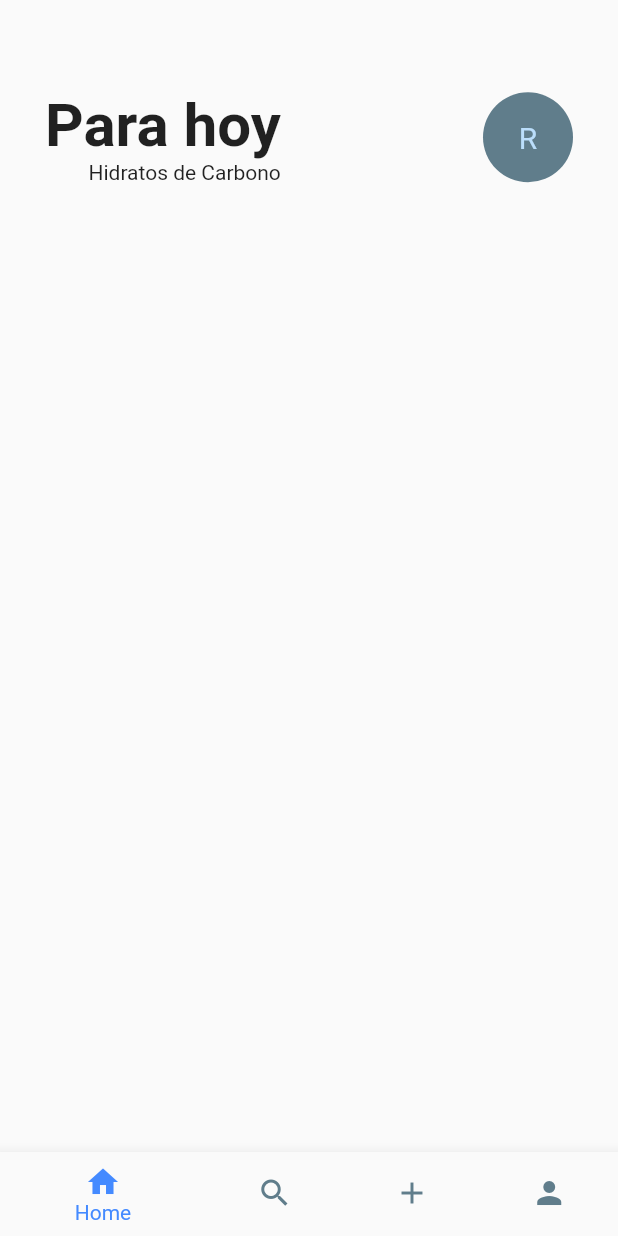
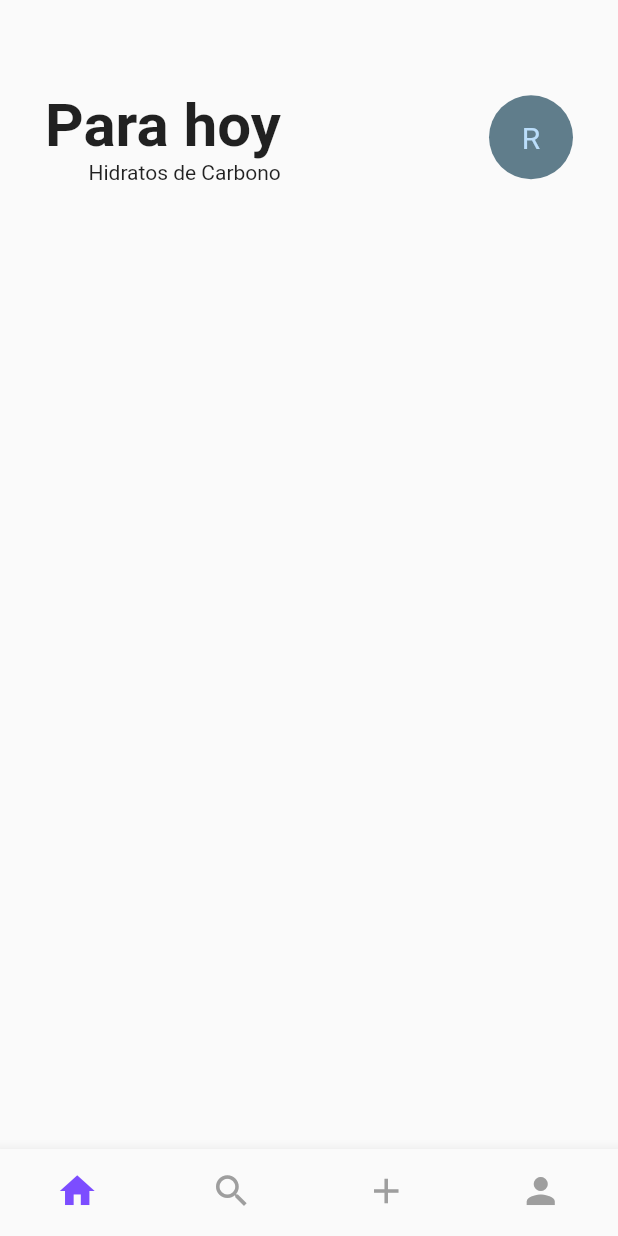
Before and after one commit to RaulSangosto/EatApp, a Flutter app: the screen it shows after launch, on a phone screen of 412 x 824 dp. Run offline on Flutter 3.47's test engine with Material 2 defaults, Android fonts, the phone set to English and light mode, and no system bars.

Commit message:
Trabajando en página Descubrir

```diff
--- a/lib/home.dart
+++ /dev/null
@@ -1,51 +0,0 @@
-import 'package:flutter/material.dart';
-import 'package:flutter/rendering.dart';
-
-class Home extends StatefulWidget {
-  @override
-  State<StatefulWidget> createState() {
-    return _HomeState();
-  }
-}
-
-class _HomeState extends State<Home> {
-  @override
-  Widget build(BuildContext context) {
-    return Column(
-      mainAxisAlignment: MainAxisAlignment.start,
-      children: <Widget>[
-        SizedBox(
-          width: double.infinity,
-          height: 30.0,
-        ),
-        Padding(
-          padding: EdgeInsets.all(30.0),
-          child: Row (
-            mainAxisAlignment: MainAxisAlignment.spaceBetween,
-            children: <Widget>[
-              Column(
-                crossAxisAlignment: CrossAxisAlignment.end,
-                children: <Widget>[
-                  Text("Para hoy",
-                    style: TextStyle(
-                      fontWeight: FontWeight.bold,
-                      fontSize: 40),
-                    ),
-                  Text("Hidratos de Carbono"),
-                ]
-              ),
-              CircleAvatar(
-                backgroundColor: Colors.blueGrey,
-                radius: 30.0,
-                child: Text("R",
-                style: TextStyle(
-                      fontSize: 20
-                    ),),
-              ),
-            ],
-          ),
-        ),
-      ],
-    );
-  }
-}
--- a/lib/main.dart
+++ b/lib/main.dart
@@ -1,7 +1,7 @@
-import 'package:eatapp/home.dart';
-import 'package:eatapp/descubrir.dart';
-import 'package:eatapp/crear.dart';
-import 'package:eatapp/perfil.dart';
+import 'package:eatapp/pages/home.dart';
+import 'package:eatapp/pages/descubrir.dart';
+import 'package:eatapp/pages/crear.dart';
+import 'package:eatapp/pages/perfil.dart';
 import 'package:flutter/material.dart';
 
 void main() => runApp(MyApp());
@@ -67,9 +67,13 @@ class _MyHomePageState extends State<MyHomePage> {
             title: Text('Profile'),
           ),
         ],
+        type: BottomNavigationBarType.fixed,
+        showSelectedLabels: false,
+        showUnselectedLabels: false,
+        iconSize: 28,
         currentIndex: _selectedIndex,
-        selectedItemColor: Colors.blueAccent,
-        unselectedItemColor: Colors.blueGrey,
+        selectedItemColor: Colors.deepPurpleAccent,
+        unselectedItemColor: Colors.grey,
         onTap: _onItemTapped,
       ),
     );
--- a/lib/descubrir.dart
+++ b/lib/pages/home.dart
@@ -1,14 +1,14 @@
 import 'package:flutter/material.dart';
 import 'package:flutter/rendering.dart';
 
-class Descubrir extends StatefulWidget {
+class Home extends StatefulWidget {
   @override
   State<StatefulWidget> createState() {
-    return _DescubrirState();
+    return _HomeState();
   }
 }
 
-class _DescubrirState extends State<Descubrir> {
+class _HomeState extends State<Home> {
   @override
   Widget build(BuildContext context) {
     return Column(
@@ -26,17 +26,17 @@ class _DescubrirState extends State<Descubrir> {
               Column(
                 crossAxisAlignment: CrossAxisAlignment.end,
                 children: <Widget>[
-                  Text("Descubrir",
+                  Text("Para hoy",
                     style: TextStyle(
                       fontWeight: FontWeight.bold,
                       fontSize: 40),
                     ),
-                  Text("Por Platos y Lugares"),
+                  Text("Hidratos de Carbono"),
                 ]
               ),
               CircleAvatar(
                 backgroundColor: Colors.blueGrey,
-                radius: 30.0,
+                radius: 28.0,
                 child: Text("R",
                 style: TextStyle(
                       fontSize: 20
@@ -45,6 +45,10 @@ class _DescubrirState extends State<Descubrir> {
             ],
           ),
         ),
+        SizedBox(
+          width: double.infinity,
+          height: 30.0,
+        ),
       ],
     );
   }
--- a/pubspec.yaml
+++ b/pubspec.yaml
@@ -23,6 +23,7 @@ dependencies:
   # The following adds the Cupertino Icons font to your application.
   # Use with the CupertinoIcons class for iOS style icons.
   cupertino_icons: ^0.1.2
+  flutter_staggered_grid_view: "^0.2.7"
 
 dev_dependencies:
   flutter_test:
@@ -41,8 +42,8 @@ flutter:
   uses-material-design: true
 
   # To add assets to your application, add an assets section, like this:
-  # assets:
-  #  - images/a_dot_burr.jpeg
+  assets:
+    - assets/images/
   #  - images/a_dot_ham.jpeg
 
   # An image asset can refer to one or more resolution-specific "variants", see
```
Also changed, not shown: lib/models/receta.dart (added, +13 -0 lines), lib/pages/descubrir.dart (added, +150 -0 lines), assets/images/ensalada.jpeg (added), assets/images/espaguetis.jpg (added), assets/images/guacamole.jpg (added), assets/images/pasta.jpeg (added), assets/images/revuelto.jpeg (added), lib/pages/crear.dart (renamed from lib/crear.dart), lib/pages/perfil.dart (renamed from lib/perfil.dart), pubspec.lock, 1 other file.
